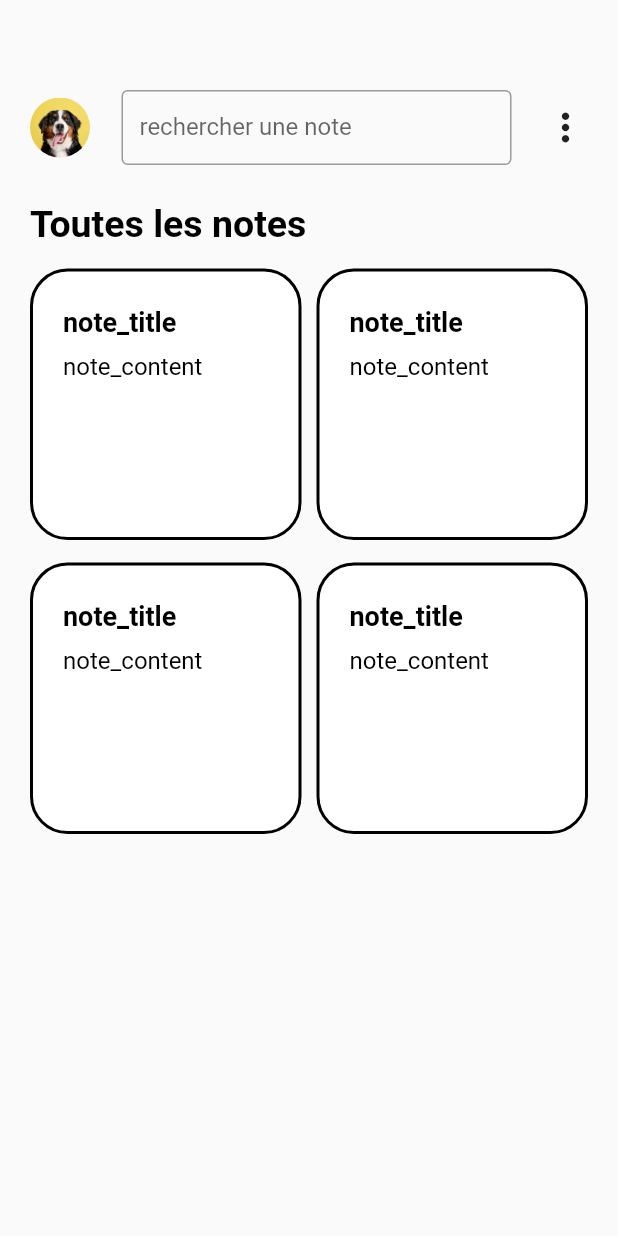
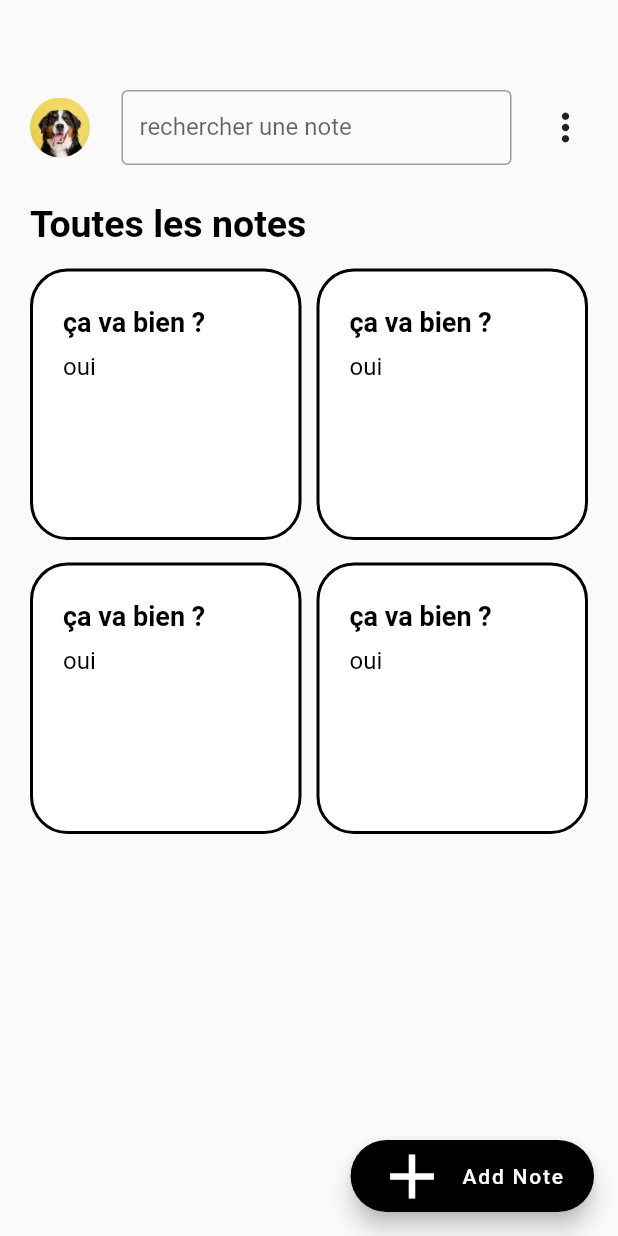
Before and after one commit to blancharSengaVita/examen-dam-janvier-2022-2023-blancharSenga-Vita-projet, a Flutter app: the Home screen opened directly, on a phone screen of 412 x 824 dp. Run offline on Flutter 3.47's test engine with Material 2 defaults, Android fonts, the phone set to English and light mode, and no system bars; Roboto replaces fonts that are missing (SF Pro); statements that could not run were skipped.

Commit message:
saving before making note_editor page

```diff
--- a/lib/main.dart
+++ b/lib/main.dart
@@ -12,7 +12,7 @@ class MyApp extends StatelessWidget {
   @override
   Widget build(BuildContext context) {
     return MaterialApp(
-        initialRoute: kHomeRoute,
+        initialRoute: kNoteRoute,
         routes: router,
       theme: ThemeData(
         fontFamily: 'SF Pro', backgroundColor: kMainBackgroundColor
--- a/lib/partials/note_card.dart
+++ b/lib/partials/note_card.dart
@@ -2,19 +2,16 @@ import 'package:flutter/material.dart';
 
 import '../styles/constants.dart';
 
-class NoteCard extends StatefulWidget {
-  const NoteCard({Key? key}) : super(key: key);
+class NoteCard extends StatelessWidget {
+  const NoteCard({required this.title, required this.content, Key? key})
+      : super(key: key);
+  final String title;
+  final String content;
 
-  @override
-  State<NoteCard> createState() => _NoteCardState();
-}
-
-class _NoteCardState extends State<NoteCard> {
   @override
   Widget build(BuildContext context) {
     return Container(
-      padding:
-      const EdgeInsets.symmetric(vertical: 23, horizontal: 20),
+      padding: const EdgeInsets.symmetric(vertical: 23, horizontal: 20),
       decoration: BoxDecoration(
           borderRadius: BorderRadius.circular(25),
           color: Colors.white,
@@ -24,15 +21,18 @@ class _NoteCardState extends State<NoteCard> {
           )),
       child: Column(
         crossAxisAlignment: CrossAxisAlignment.start,
-        children: const [
+        children: [
           Text(
-            "note_title",
+            title,
             style: kNoteTitleStyle,
           ),
-          SizedBox(
+          const SizedBox(
             height: 10,
           ),
-          Text("note_content", style: kMainTextStyle)
+          Text(
+              content,
+              style: kMainTextStyle
+          )
         ],
       ),
     );
--- a/lib/partials/note_grid.dart
+++ b/lib/partials/note_grid.dart
@@ -23,10 +23,10 @@ class _NoteGridState extends State<NoteGrid> {
           vertical: kMargin / 1.33, horizontal: kMargin),
       shrinkWrap: true,
       children: const [
-        NoteCard(),
-        NoteCard(),
-        NoteCard(),
-        NoteCard(),
+        NoteCard(title: "ça va bien ?", content: "oui",),
+        NoteCard(title: "ça va bien ?", content: "oui",),
+        NoteCard(title: "ça va bien ?", content: "oui",),
+        NoteCard(title: "ça va bien ?", content: "oui",),
       ],
     );
   }
--- a/lib/partials/title.dart
+++ b/lib/partials/title.dart
@@ -1,8 +1,8 @@
 import 'package:flutter/material.dart';
 import '../styles/constants.dart';
 
-class Title extends StatelessWidget {
-  const Title({Key? key}) : super(key: key);
+class TitleTitle extends StatelessWidget {
+  const TitleTitle({Key? key}) : super(key: key);
 
   @override
   Widget build(BuildContext context) {
--- a/lib/routes/router.dart
+++ b/lib/routes/router.dart
@@ -2,7 +2,9 @@ import 'package:exame/routes/routes.dart';
 import 'package:flutter/material.dart';
 
 import '../screens/home.dart';
+import '../screens/note_editor.dart';
 
 Map<String, WidgetBuilder> router = {
   kHomeRoute: (context) =>  const Home(),
+  kNoteRoute: (context) =>  const NoteEditor(),
 };
--- a/lib/routes/routes.dart
+++ b/lib/routes/routes.dart
@@ -1 +1,2 @@
 const String kHomeRoute = '/';
+const String kNoteRoute = '/note';
--- a/lib/screens/home.dart
+++ b/lib/screens/home.dart
@@ -1,5 +1,6 @@
 import 'package:exame/partials/navbar/nav_bar.dart';
 import 'package:exame/partials/note_grid.dart';
+import 'package:exame/partials/title.dart';
 import 'package:flutter/material.dart';
 import '../styles/constants.dart';
 
@@ -12,26 +13,27 @@ class Home extends StatelessWidget {
       body: Padding(
         padding: const EdgeInsets.only(top: kMargin * 3, bottom: kMargin),
         child: Column(
-        children: [
-          const NavBar(),
-          const SizedBox(
+          children: const [
+            NavBar(),
+            SizedBox(
               height: 25,
             ),
-          Row(
-            children: const [
-              SizedBox(
-                width: 20,
-              ),
-              Text(
-                "Toutes les notes",
-                style: kTitleStyle,
-                textAlign: TextAlign.left,
-              ),
+            TitleTitle(),
+            NoteGrid(),
           ],
         ),
-          const NoteGrid(),
-        ],
       ),
-    ));
+      floatingActionButton: FloatingActionButton.extended(
+          onPressed: () {},
+          icon : const Icon(
+            Icons.add,
+            color: Colors.white,
+            size: 50,
+          ),
+          label: const Text("Add Note"),
+        backgroundColor: Colors.black,
+        // shape: const CircleBorder(),
+      ),
+    );
   }
 }
--- /dev/null
+++ b/lib/screens/note_editor.dart
@@ -0,0 +1,17 @@
+import 'package:flutter/material.dart';
+
+class NoteEditor extends StatefulWidget {
+  const NoteEditor({Key? key}) : super(key: key);
+
+  @override
+  State<NoteEditor> createState() => _NoteEditorState();
+}
+
+class _NoteEditorState extends State<NoteEditor> {
+  @override
+  Widget build(BuildContext context) {
+    return Scaffold(
+      body:
+    );
+  }
+}
```
Lines whose indentation alone changed are shown as unchanged.
